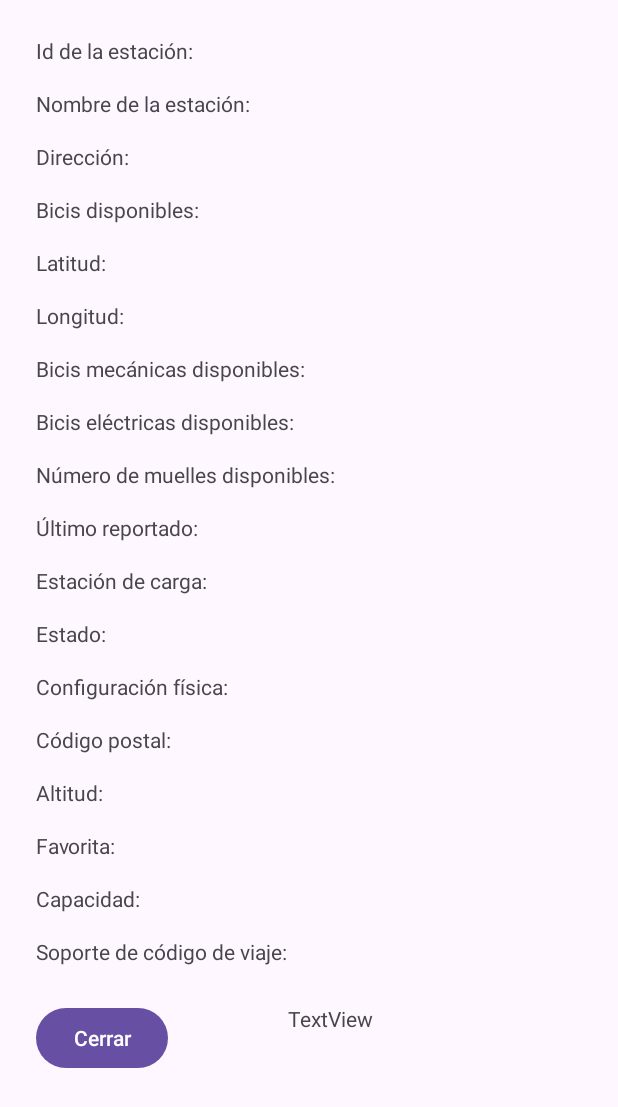
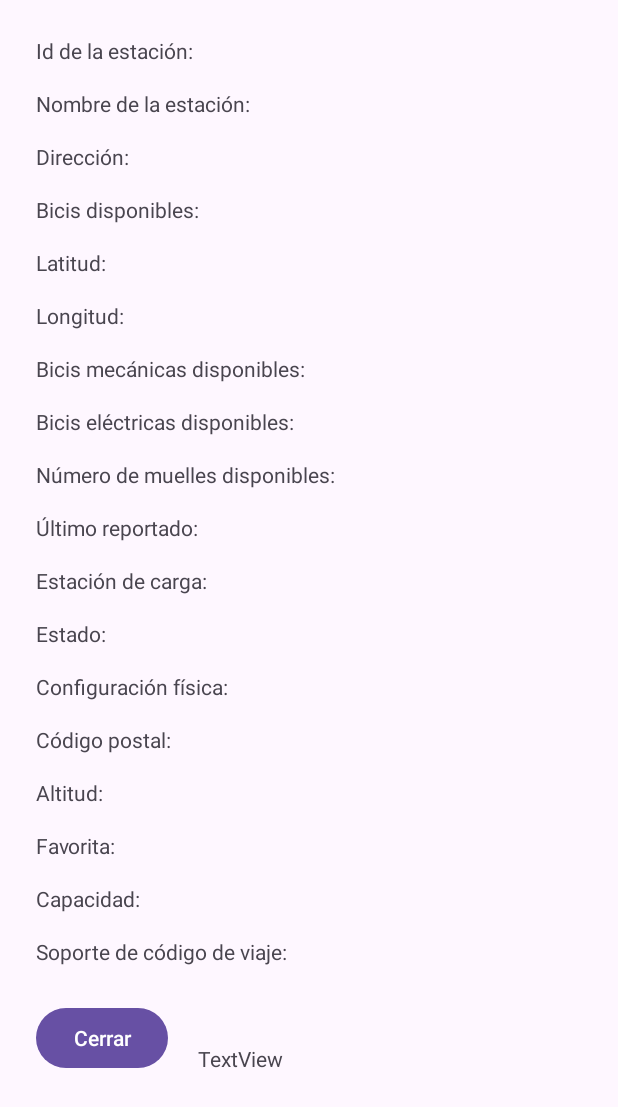
Before and after one commit to Nando1702/DAM2-M08-UF2-T1, an Android app: the layout activity_ubicacion.xml on its own in the app's theme, with its tools: preview values and no code run, on a phone screen of 412 x 824 dp. Shown: the top 1107 px of the screen. Run offline under Robolectric (Android 15) with nearby library versions, the phone set to English and light mode, and no system bars; network calls fail.

```diff
--- a/app/src/main/java/com/example/dam2_m08_uf2_t1/main/DetalleEstacionActivity.java
+++ b/app/src/main/java/com/example/dam2_m08_uf2_t1/main/DetalleEstacionActivity.java
@@ -19,7 +19,7 @@ public class DetalleEstacionActivity extends AppCompatActivity {
         Intent intent = getIntent();
         Estacion estacion = (Estacion) intent.getSerializableExtra("estacion");
         String estacionMasCercana = (String) intent.getSerializableExtra("estacionMasCercana");
-
+        System.out.println(estacionMasCercana);
         // Asignar valores a los TextViews
         TextView IdEstacion = findViewById(R.id.textIdEstacion);
         IdEstacion.setText("Id de laestación: " + estacion.getStationId());
--- a/app/src/main/res/layout/activity_ubicacion.xml
+++ b/app/src/main/res/layout/activity_ubicacion.xml
@@ -219,8 +219,8 @@
         android:id="@+id/textestacionMasCercana"
         android:layout_width="wrap_content"
         android:layout_height="wrap_content"
-        android:layout_marginStart="80dp"
-        android:layout_marginTop="25dp"
+        android:layout_marginStart="20dp"
+        android:layout_marginTop="52dp"
         android:text="TextView"
         app:layout_constraintStart_toEndOf="@+id/button"
         app:layout_constraintTop_toBottomOf="@+id/textRideCodeSupport" />
```
Also changed, not shown: app/src/main/java/com/example/dam2_m08_uf2_t1/main/MainActivity.java (+24 -13 lines).
